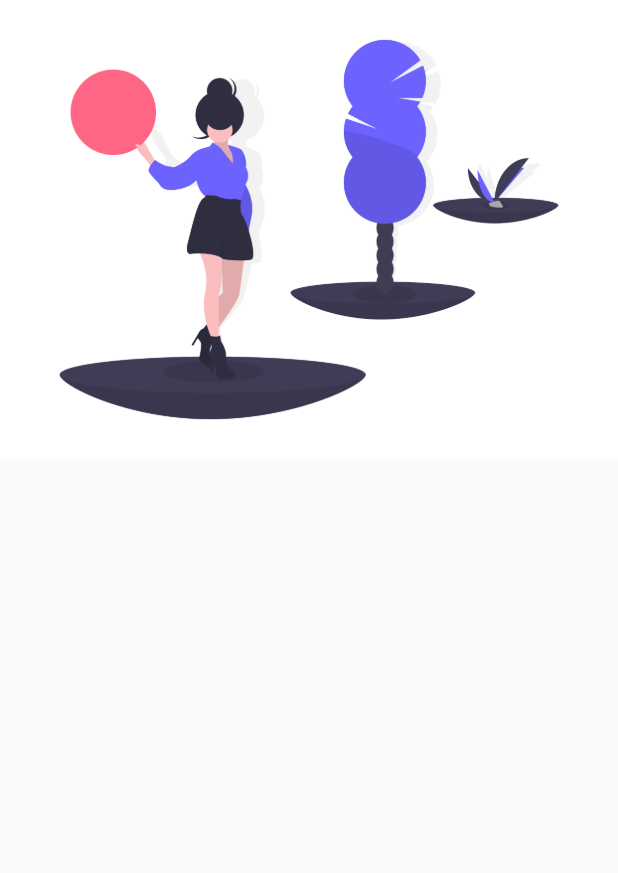
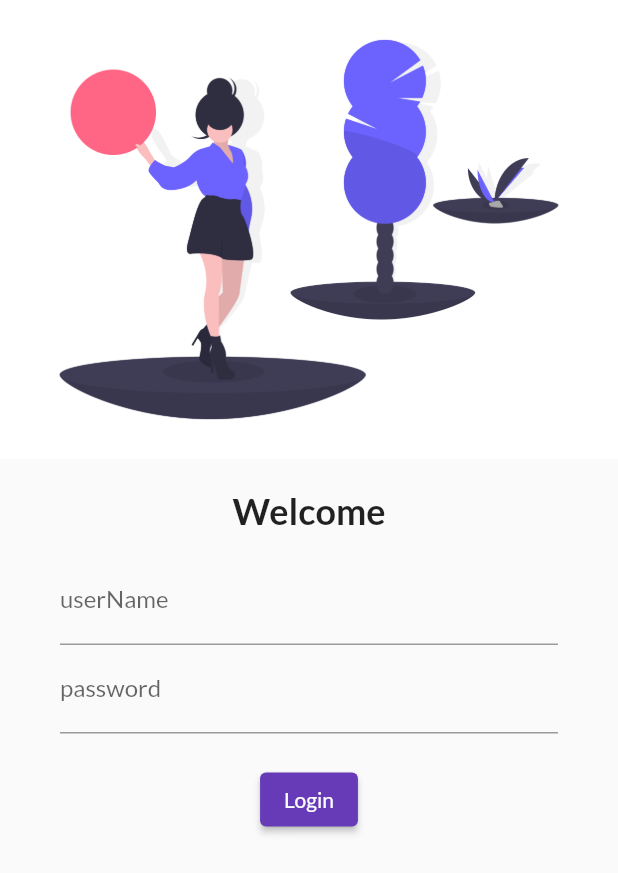
Before and after one commit to vandna987/flutterCatalogApp, a Flutter app: the screen it shows after launch, on a phone screen of 412 x 824 dp. Shown: the top 873 px of the screen. Run offline on Flutter 3.47's test engine with Material 2 defaults, Android fonts, the phone set to English and light mode, and no system bars; our stand-ins replace google_fonts.

Commit message:
day 4 completed

```diff
--- a/lib/pages/login_page.dart
+++ b/lib/pages/login_page.dart
@@ -5,6 +5,7 @@ class LoginPage extends StatelessWidget {
 
   @override
   Widget build(BuildContext context) {
+    // ignore: unused_label
     Color:
     Colors.white;
     return Material(
@@ -13,9 +14,40 @@ class LoginPage extends StatelessWidget {
           Image.asset(
             "assets/images/login_page.png",
             fit: BoxFit.cover,
+          ),
+          SizedBox(
+            height: 20,
+          ), //we can use this for spacing
+          Text(
+            "Welcome",
+            style: TextStyle(fontSize: 24, fontWeight: FontWeight.bold),
+          ),
+          Padding(
+            padding: const EdgeInsets.symmetric(vertical: 16, horizontal: 40),
+            child: Column(
+              children: [
+                TextFormField(
+                  decoration: InputDecoration(
+                      hintText: "Enter username", labelText: "userName"),
+                ),
+                TextFormField(
+                  obscureText: true,
+                  decoration: InputDecoration(
+                      hintText: "Enter password", labelText: "password"),
+                ),
+                SizedBox(
+                  height: 20,
+                ),
+                ElevatedButton(
+                  child: Text("Login"),
+                  onPressed: () => {},
+                )
+              ],
+            ),
           )
         ],
       ),
+
       //     child: Center(
       //   child: Text(
       //     "Login Page",
```
